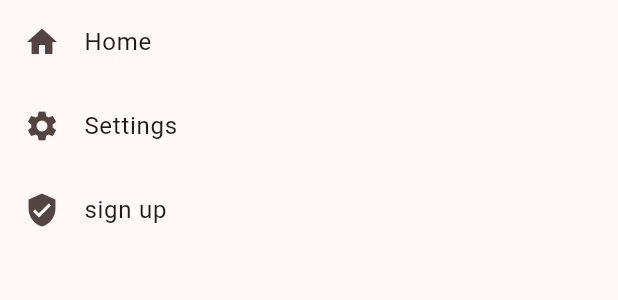
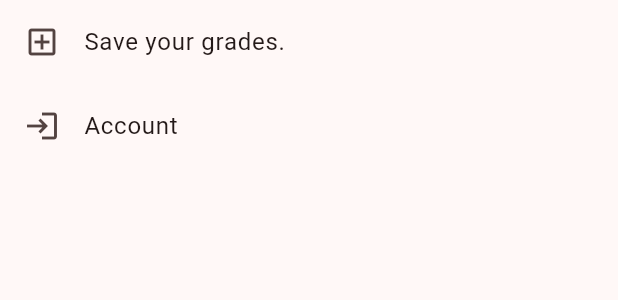
Before and after one commit to senabdulgani/metu_calculator, a Flutter app: the MyDrawerDashboard widget shown alone on an empty page, opened directly, on a phone screen of 412 x 824 dp. Shown: the top 300 px of the screen. Run offline on Flutter 3.47's test engine with Material 2 defaults, Android fonts, the phone set to English and light mode, and no system bars.

Commit message:
içindeki kayit menusune kadar gelindi

```diff
--- a/lib/Drawer Component/my_drawer_dashboard.dart
+++ b/lib/Drawer Component/my_drawer_dashboard.dart
@@ -1,33 +1,52 @@
-import '../main.dart';
 import 'package:flutter/material.dart';
+import 'package:provider/provider.dart';
+
+import '../Calculator Page/calculator_page.dart';
+import '../state_data.dart';
 
 class MyDrawerDashboard extends StatelessWidget {
   @override
   Widget build(BuildContext context) {
+    final pageIndexModel = Provider.of<StateData>(context);
+
     return Column(
       children: [
-        ListTile(
-          leading: Icon(Icons.home),
-          title: Text('Home'),
-          onTap: () {
-            // Add navigation logic here
-          },
-        ),
-        ListTile(
-          leading: Icon(Icons.settings),
-          title: Text('Settings'),
-          onTap: () {
-          },
-        ),
-
-        ListTile(
-            leading: Icon(Icons.verified_user),
-            title: Text('sign up'),
-            onTap: (){
-            }
-        ),
-        // Add more ListTiles as needed
+        DrawerListTileComponent(iconText: 'Save your grades.',iconType: Icons.add_box_outlined,goTOPage: (){
+          Navigator.push(
+            context,
+            PageRouteBuilder(
+              pageBuilder: (context, animation, secondaryAnimation) =>
+                  CalculatorPage(),
+              transitionDuration: Duration(seconds: 0),
+            ),
+          );
+          pageIndexModel.setCurrentPageIndex(2);
+        },),
+        DrawerListTileComponent(iconText: 'Account',iconType: Icons.login_outlined),
       ],
     );
   }
 }
+
+class DrawerListTileComponent extends StatelessWidget {
+
+  DrawerListTileComponent({
+    super.key,required this.iconType,required this.iconText,this.goTOPage
+  });
+
+  final IconData iconType;
+  final String iconText;
+  final Function? goTOPage;
+
+  @override
+  Widget build(BuildContext context) {
+
+    return ListTile(
+      leading: Icon(iconType),
+      title: Text('$iconText'),
+      onTap: () {
+        goTOPage;
+      },
+    );
+  }
+}
```
